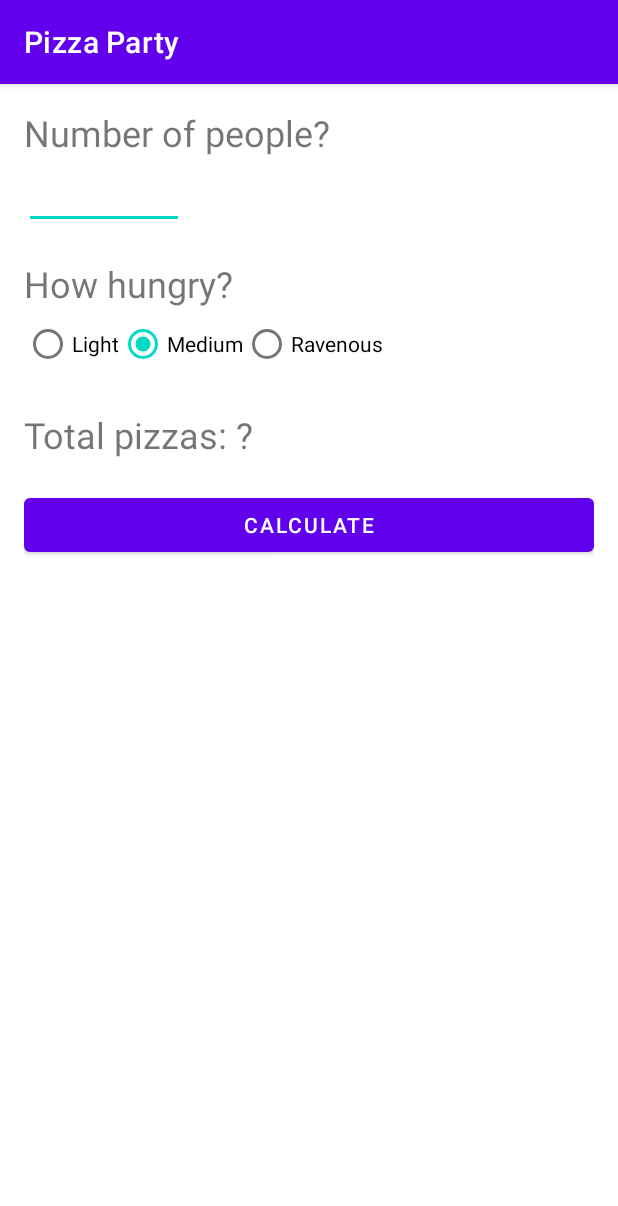
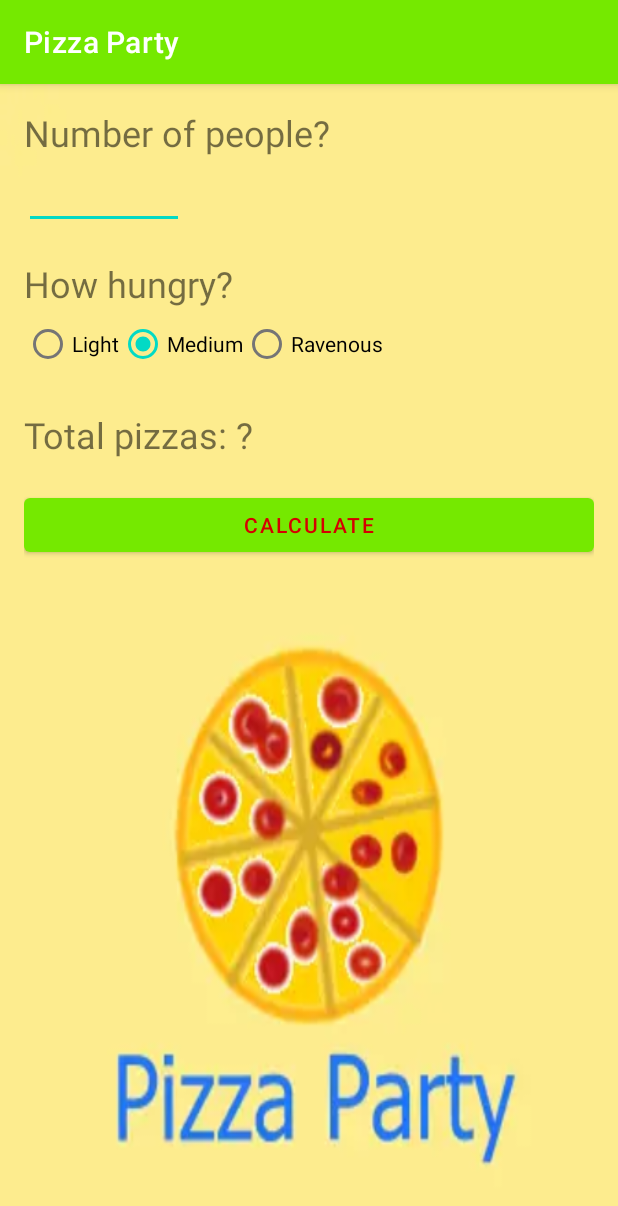
Before and after one commit to 7ArmanSh7/Pizza-Party, an Android app: the screen it shows after launch (MainActivity), on a phone screen of 412 x 824 dp. Shown: the top 1206 px of the screen. Run offline under Robolectric (Android 15) with nearby library versions, the phone set to English and light mode, and no system bars.

Commit message:
Changed Primary color and added background image

```diff
--- /dev/null
+++ b/app/src/main/java/com/zybooks/pizzaparty/PizzaCalculator.kt
@@ -0,0 +1,4 @@
+package com.zybooks.pizzaparty
+
+class PizzaCalculator {
+}
--- a/app/src/main/res/layout/activity_main.xml
+++ b/app/src/main/res/layout/activity_main.xml
@@ -9,7 +9,8 @@
     android:paddingLeft="16dp"
     android:paddingRight="16dp"
     android:paddingTop="16dp"
-    tools:context="com.zybooks.pizzaparty.MainActivity">
+    tools:context="com.zybooks.pizzaparty.MainActivity"
+    android:background="@drawable/pizaapartybackground">
 
     <TextView
         android:layout_width="wrap_content"
@@ -64,7 +65,8 @@
         android:layout_width="wrap_content"
         android:layout_height="wrap_content"
         android:layout_marginTop="20dp"
-        android:textSize="24sp"/>
+        android:textSize="24sp"
+        />
 
     <Button
         android:id="@+id/calc_button"
@@ -72,5 +74,6 @@
         android:layout_width="match_parent"
         android:layout_height="wrap_content"
         android:layout_marginTop="20dp"
-        android:onClick="CALCULATE" />
+        android:onClick="CALCULATE"
+        />
 </LinearLayout>
--- a/app/src/main/res/values-night/themes.xml
+++ b/app/src/main/res/values-night/themes.xml
@@ -2,9 +2,9 @@
     <!-- Base application theme. -->
     <style name="Theme.PizzaParty" parent="Theme.MaterialComponents.DayNight.DarkActionBar">
         <!-- Primary brand color. -->
-        <item name="colorPrimary">@color/purple_200</item>
-        <item name="colorPrimaryVariant">@color/purple_700</item>
-        <item name="colorOnPrimary">@color/black</item>
+        <item name="colorPrimary">@color/green_200</item>
+        <item name="colorPrimaryVariant">@color/green_700</item>
+        <item name="colorOnPrimary">@color/red</item>
         <!-- Secondary brand color. -->
         <item name="colorSecondary">@color/teal_200</item>
         <item name="colorSecondaryVariant">@color/teal_200</item>
--- a/app/src/main/res/values/colors.xml
+++ b/app/src/main/res/values/colors.xml
@@ -3,8 +3,15 @@
     <color name="purple_200">#FFBB86FC</color>
     <color name="purple_500">#FF6200EE</color>
     <color name="purple_700">#FF3700B3</color>
+    <!-- Colors based on material.io   -->
+    <color name="green_200">#C6F68D</color>
+    <color name="green_500">#75E900</color>
+    <color name="green_700">#41C300</color>
+
     <color name="teal_200">#FF03DAC5</color>
     <color name="teal_700">#FF018786</color>
     <color name="black">#FF000000</color>
     <color name="white">#FFFFFFFF</color>
+    <!--  New Color blue  -->
+    <color name="red">#D50000</color>
 </resources>
--- a/app/src/main/res/values/strings.xml
+++ b/app/src/main/res/values/strings.xml
@@ -7,4 +7,5 @@
     <string name="ravenous">Ravenous</string>
     <string name="total_pizzas">Total pizzas: ?</string>
     <string name="calculate">Calculate</string>
+    <string name="total_pizzas_num">Total pizzas: %d</string>
 </resources>
--- a/app/src/main/res/values/themes.xml
+++ b/app/src/main/res/values/themes.xml
@@ -2,9 +2,9 @@
     <!-- Base application theme. -->
     <style name="Theme.PizzaParty" parent="Theme.MaterialComponents.DayNight.DarkActionBar">
         <!-- Primary brand color. -->
-        <item name="colorPrimary">@color/purple_500</item>
-        <item name="colorPrimaryVariant">@color/purple_700</item>
-        <item name="colorOnPrimary">@color/white</item>
+        <item name="colorPrimary">@color/green_500</item>
+        <item name="colorPrimaryVariant">@color/green_700</item>
+        <item name="colorOnPrimary">@color/red</item>
         <!-- Secondary brand color. -->
         <item name="colorSecondary">@color/teal_200</item>
         <item name="colorSecondaryVariant">@color/teal_700</item>
```
Also changed, not shown: app/src/main/res/drawable/pizaapartybackground.webp (added).
